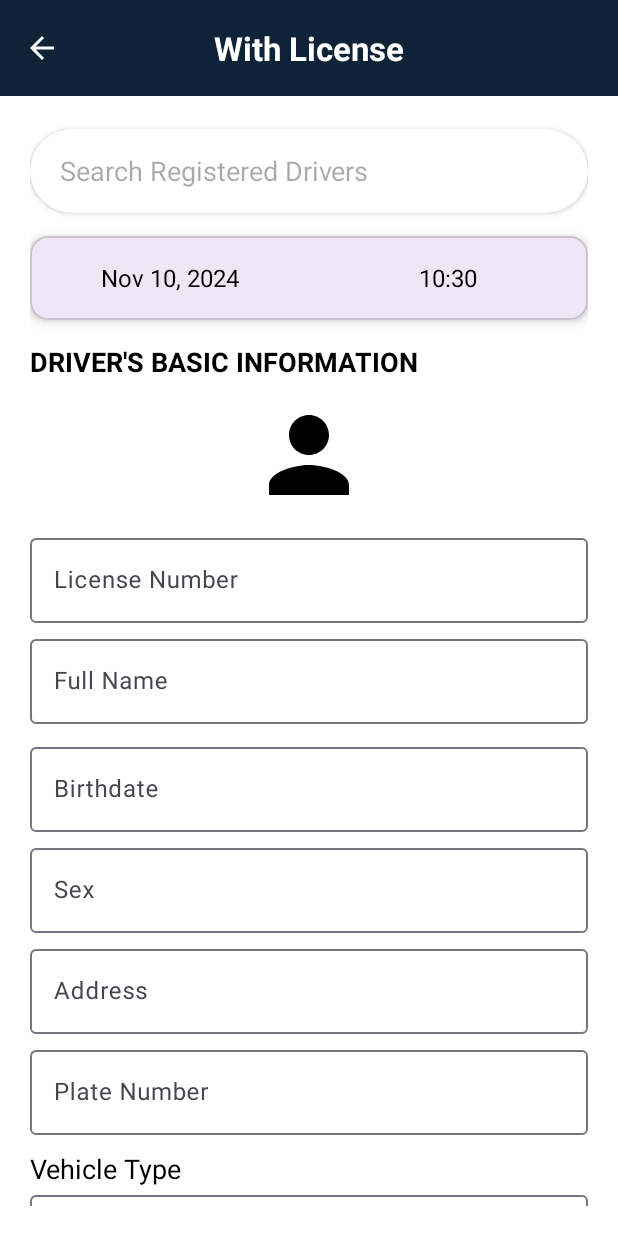
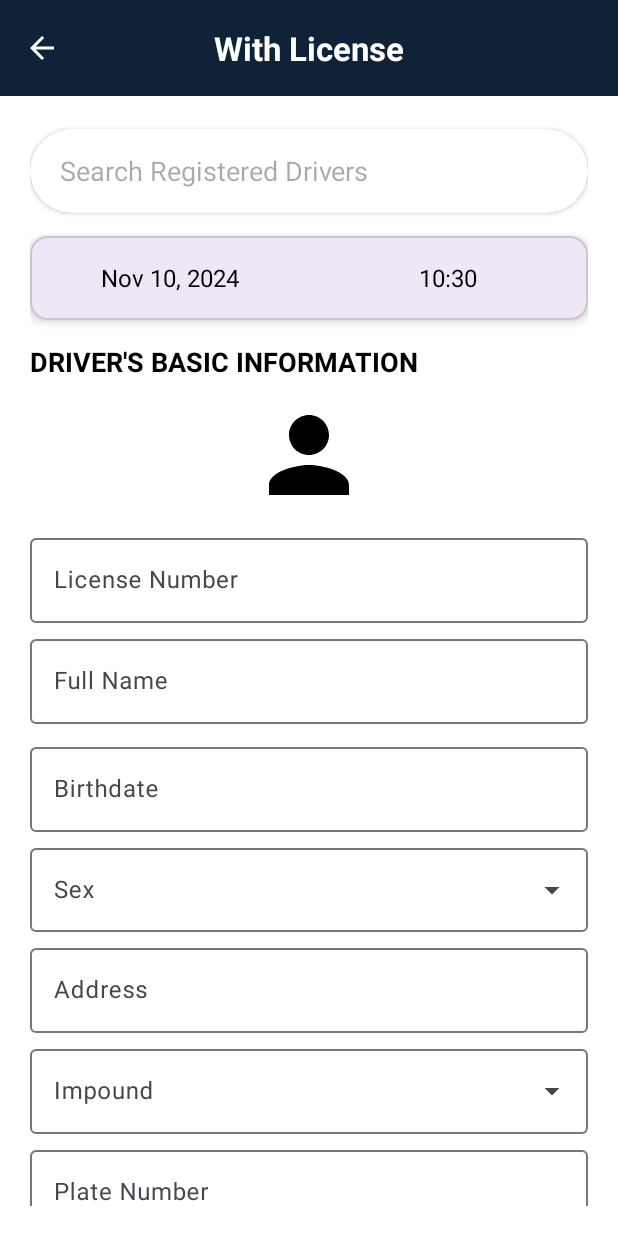
Before and after one commit to jayaustin1122/TicketingApp, an Android app: the WithLicensedFragment screen opened through its navigation route, on a phone screen of 412 x 824 dp. Run offline under Robolectric (Android 15) with nearby library versions, the phone set to English and light mode, and no system bars; our stand-ins replace Firebase (no records; nobody signed in at launch, a user with empty details on screens opened directly); libraries missing offline, so code that uses them is left out: org.bouncycastle.asn1.

Commit message:
Added Some

```diff
--- a/app/src/main/java/com/example/smartticketing/adapters/ViolationAdapter.kt
+++ b/app/src/main/java/com/example/smartticketing/adapters/ViolationAdapter.kt
@@ -8,7 +8,7 @@ import com.example.smartticketing.databinding.ItemViolationsBinding
 import com.example.smartticketing.model.ViolationItem
 
 class ViolationAdapter(private val violationList: MutableList<ViolationItem>,
-                       private val onViolationRemoved: (Int) -> Unit
+                       private val onViolationRemoved: (Float) -> Unit
     ) : RecyclerView.Adapter<ViolationAdapter.ViolationViewHolder>() {
 
     inner class ViolationViewHolder(val binding: ItemViolationsBinding) : RecyclerView.ViewHolder(binding.root)
@@ -37,10 +37,13 @@ class ViolationAdapter(private val violationList: MutableList<ViolationItem>,
     fun remove(violationItem: ViolationItem) {
         val position = violationList.indexOf(violationItem)
         if (position != -1) {
-            val removedAmount = violationList[position].amount.toInt()
+            // Remove commas from the string and then convert it to a float
+            val removedAmount = violationList[position].amount.replace(",", "").toFloat()
             violationList.removeAt(position)
             notifyItemRemoved(position)
             onViolationRemoved(removedAmount)
         }
     }
+
+
 }
--- a/app/src/main/java/com/example/smartticketing/utilities/Violations.kt
+++ b/app/src/main/java/com/example/smartticketing/utilities/Violations.kt
@@ -15,7 +15,7 @@ object Violations {
         ViolationItem(code = "9", name = "Use of Mobile Phone While Driving", amount = "1,000.00"),
         ViolationItem(code = "10", name = "Failure to Signal", amount = "1,000.00"),
         ViolationItem(code = "11", name = "Reckless Driving", amount = "1000.00"),
-        ViolationItem(code = "12", name = "Beating the red light", amount = "1000.00"),
+        ViolationItem(code = "12", name = "Beating The Red Light", amount = "1000.00"),
         ViolationItem(code = "13", name = "No OR-CR", amount = "3000.00"),
         ViolationItem(code = "14", name = "Illegal Parking", amount = "200.00"),
         ViolationItem(code = "15", name = "Illegal Lights", amount = "1000.00"),
--- a/app/src/main/java/com/example/smartticketing/viewmodels/NoLicensedViewModel.kt
+++ b/app/src/main/java/com/example/smartticketing/viewmodels/NoLicensedViewModel.kt
@@ -25,7 +25,8 @@ class NoLicensedViewModel : ViewModel() {
         selectedViolations: List<ViolationItem>,
         officerApprehend: String,
         plate: String,
-        image_capture: String?
+        image_capture: String?,
+        note: String?
     ) {
         val timestamp = System.currentTimeMillis() / 1000
         val violationData = hashMapOf(
@@ -42,7 +43,7 @@ class NoLicensedViewModel : ViewModel() {
             "officerApprehend" to officerApprehend,
             "plateNumber" to plate,
             "image_capture" to null,
-            "status" to "Pending"
+            "status" to "pending"
         )
 
         if (!image_capture.isNullOrEmpty()) {
--- a/app/src/main/java/com/example/smartticketing/views/WithLicensedFragment.kt
+++ b/app/src/main/java/com/example/smartticketing/views/WithLicensedFragment.kt
@@ -122,6 +122,26 @@ class WithLicensedFragment : Fragment() {
         binding.tvTime.text = currentTime.format(timeFormatter)
         binding.capture.setOnClickListener {
             showImagePickerDialog()
+        }
+        val sexOptions = listOf("Male", "Female")
+        val adapterss = ArrayAdapter(
+            requireContext(), android.R.layout.simple_dropdown_item_1line, sexOptions
+        )
+        binding.sex.setAdapter(adapterss)
+
+        // Handle vehicle dropdown selection
+        binding.sex.setOnItemClickListener { parent, _, position, _ ->
+            val sexOption = parent.getItemAtPosition(position).toString()
+       }
+        val imp = listOf("Impound", "Not Impound")
+        val adaptersss = ArrayAdapter(
+            requireContext(), android.R.layout.simple_dropdown_item_1line, imp
+        )
+        binding.etImpound.setAdapter(adaptersss)
+
+        // Handle vehicle dropdown selection
+        binding.etImpound.setOnItemClickListener { parent, _, position, _ ->
+            val sexOption = parent.getItemAtPosition(position).toString()
         }
         //when delete button clicked in adapter will deduct amount itrem remove
         adapter = ViolationAdapter(violationList) { removedAmount ->
@@ -327,6 +347,7 @@ class WithLicensedFragment : Fragment() {
         val totalAmount = binding.tvTotalAmount.text.toString().trim()
         val selectedViolations = getSelectedViolations()
         val plate = binding.plate.text.toString().trim()
+        val impound = binding.etImpound.text.toString().trim()
         // Validate input fields
         when {
 
@@ -349,6 +370,10 @@ class WithLicensedFragment : Fragment() {
             address.isEmpty() -> {
                 binding.address.error = "Address is required"
                 binding.address.requestFocus()
+            }
+            impound.isEmpty() -> {
+                binding.etImpound.error = "This is required"
+                binding.etImpound.requestFocus()
             }
 
             vehicleType.isEmpty() || vehicleType == "Select Vehicle Type" -> {
@@ -396,9 +421,10 @@ class WithLicensedFragment : Fragment() {
                                     totalAmount,
                                     "With Licensed",
                                     selectedViolations,
-                                    "${userInfo.firstName} ${userInfo.lastName}",
+                                    "${userInfo.firstName}  ${userInfo.lastName}",
                                     plate,
-                                    selectedImage!!.toString()
+                                    selectedImage!!.toString(),
+                                    impound
                                 )
                                 viewModel.uploadNoLicensedViolationDriver(
                                     fullName,
@@ -444,6 +470,7 @@ class WithLicensedFragment : Fragment() {
         val totalAmount = binding.tvTotalAmount.text.toString().trim()
         val selectedViolations = getSelectedViolations()
         val plate = binding.plate.text.toString().trim()
+        val impound = binding.etImpound.text.toString().trim()
         // Validate input fields
         when {
 
@@ -472,7 +499,10 @@ class WithLicensedFragment : Fragment() {
                 Toast.makeText(requireContext(), "Please select a vehicle type", Toast.LENGTH_SHORT)
                     .show()
             }
-
+            impound.isEmpty() -> {
+                binding.etImpound.error = "This is required"
+                binding.etImpound.requestFocus()
+            }
             plate.isEmpty() -> {
                 binding.plate.error = "License number is required"
                 binding.plate.requestFocus()
@@ -509,7 +539,8 @@ class WithLicensedFragment : Fragment() {
                             selectedViolations,
                             "${userInfo.firstName} ${userInfo.lastName}",
                             plate,
-                            selectedImage!!.toString()
+                            selectedImage!!.toString(),
+                            impound
                         )
                         viewModel.uploadDriversNotRegisteredInDb(
                             fullName,
--- a/app/src/main/java/com/example/smartticketing/views/nav/DashBoardFragment.kt
+++ b/app/src/main/java/com/example/smartticketing/views/nav/DashBoardFragment.kt
@@ -111,7 +111,7 @@ class DashBoardFragment : Fragment() {
             alertDialog("Reckless Driving")
         }
         binding.beatingTheRedLight.setOnClickListener {
-            alertDialog("Beating Red Light")
+            alertDialog("Beating The Red Light")
         }
         binding.noorcr.setOnClickListener {
             alertDialog("No OR-CR")
--- a/app/src/main/res/layout/fragment_with_licensed.xml
+++ b/app/src/main/res/layout/fragment_with_licensed.xml
@@ -186,16 +186,17 @@
             <!-- Sex -->
             <com.google.android.material.textfield.TextInputLayout
                 android:id="@+id/sexLayout"
+                style="@style/Widget.Material3.TextInputLayout.OutlinedBox.ExposedDropdownMenu"
                 android:layout_width="match_parent"
                 android:layout_height="wrap_content"
                 android:layout_marginBottom="5dp"
                 android:hint="Sex">
 
-                <com.google.android.material.textfield.TextInputEditText
+                <AutoCompleteTextView
                     android:id="@+id/sex"
+                    android:padding="16dp"
                     android:layout_width="match_parent"
-                    android:layout_height="wrap_content"
-                    android:inputType="text" />
+                    android:layout_height="56dp" />
             </com.google.android.material.textfield.TextInputLayout>
 
             <!-- Address -->
@@ -208,6 +209,22 @@
 
                 <com.google.android.material.textfield.TextInputEditText
                     android:id="@+id/address"
+                    android:layout_width="match_parent"
+                    android:layout_height="wrap_content"
+                    android:inputType="textPostalAddress" />
+
+            </com.google.android.material.textfield.TextInputLayout>
+            <com.google.android.material.textfield.TextInputLayout
+                android:id="@+id/impound"
+                style="@style/Widget.Material3.TextInputLayout.OutlinedBox.ExposedDropdownMenu"
+                android:layout_width="match_parent"
+                android:layout_height="wrap_content"
+                android:layout_marginBottom="5dp"
+                android:hint="Impound">
+
+
+                <AutoCompleteTextView
+                    android:id="@+id/etImpound"
                     android:layout_width="match_parent"
                     android:layout_height="wrap_content"
                     android:inputType="textPostalAddress" />
```
Also changed, not shown: app/src/main/java/com/example/smartticketing/views/NoLicensedFragment.kt (+30 -3 lines), app/src/main/res/layout/fragment_no_licensed.xml (+21 -3 lines).
